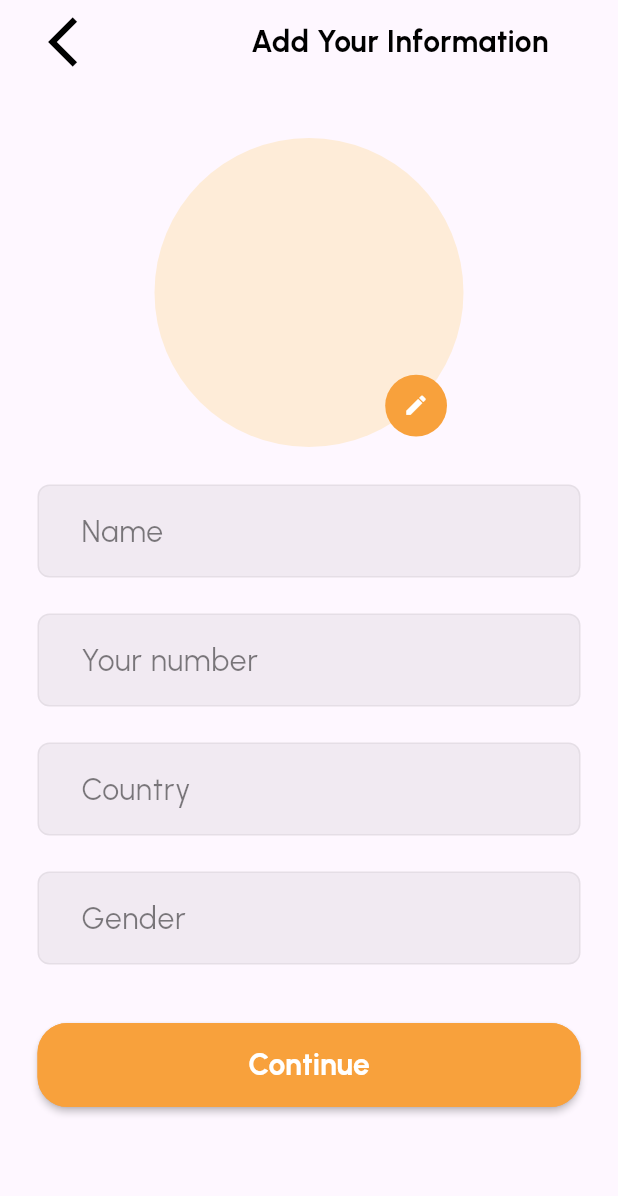
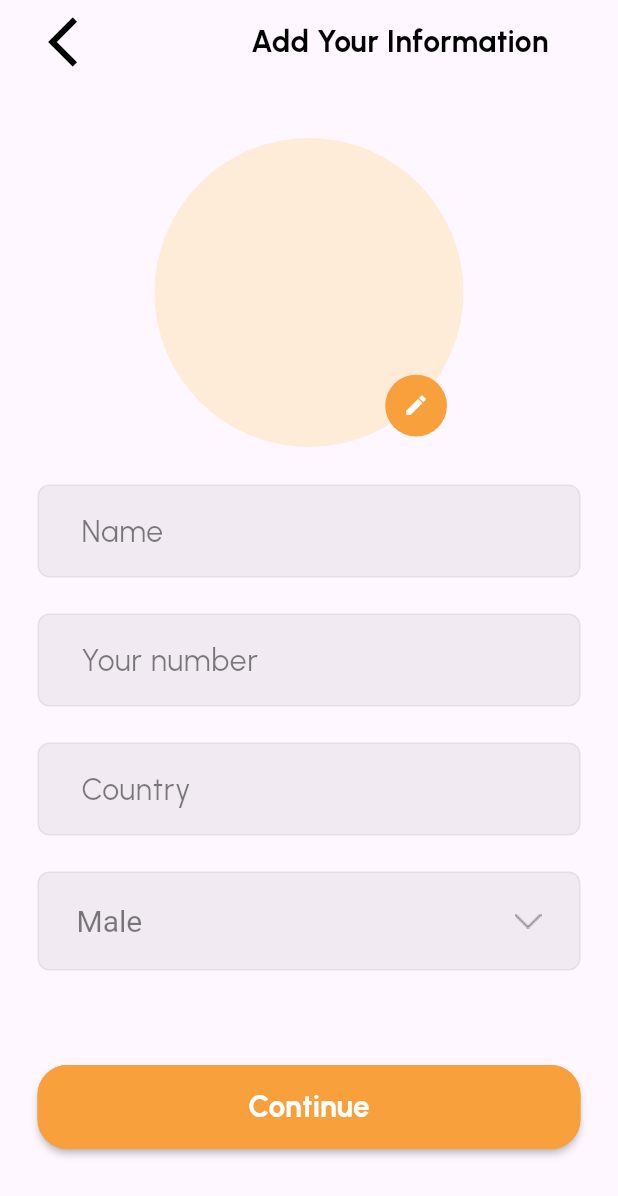
Before and after one commit to esraammosaad/booking-hotels, a Flutter app: the AddInformationView screen opened by its route, after a tap on the "edit" icon, on a phone screen of 412 x 824 dp. Shown: the top 1196 px of the screen. Run offline on Flutter 3.47's test engine with Material 2 defaults, Android fonts, the phone set to English and light mode, and no system bars; our stand-ins replace awesome_dialog, bloc, firebase_auth, firebase_core, flutter_bloc, font_awesome_flutter and 6 more; accounts and stored records are empty.

Commit message:
gender dropDown and profile image and match password

```diff
--- a/lib/features/authentication/presentation/views/widgets/add_information_view_body.dart
+++ b/lib/features/authentication/presentation/views/widgets/add_information_view_body.dart
@@ -7,8 +7,15 @@ import '../../../../../core/utils/styles.dart';
 import 'custom_add_photo_widget.dart';
 import 'custom_app_bar.dart';
 
-class AddInformationViewBody extends StatelessWidget {
+class AddInformationViewBody extends StatefulWidget {
   const AddInformationViewBody({Key? key}) : super(key: key);
+
+  @override
+  State<AddInformationViewBody> createState() => _AddInformationViewBodyState();
+}
+
+class _AddInformationViewBodyState extends State<AddInformationViewBody> {
+  var selectedGender = "Male";
 
   @override
   Widget build(BuildContext context) {
@@ -27,6 +34,12 @@ class AddInformationViewBody extends StatelessWidget {
                   height: 25,
                 ),
                 CustomTextFormField(
+                  validator: (value) {
+                    if (value!.isEmpty) {
+                      return 'Name must not be empty';
+                    }
+                    return null;
+                  },
                   obscureText: false,
                   keyboardType: TextInputType.text,
                   textInputAction: TextInputAction.next,
@@ -37,6 +50,12 @@ class AddInformationViewBody extends StatelessWidget {
                   height: 24,
                 ),
                 CustomTextFormField(
+                  validator: (value) {
+                    if (value!.isEmpty) {
+                      return 'Phone number must not be empty';
+                    }
+                    return null;
+                  },
                   obscureText: false,
                   keyboardType: TextInputType.phone,
                   textInputAction: TextInputAction.next,
@@ -47,6 +66,12 @@ class AddInformationViewBody extends StatelessWidget {
                   height: 24,
                 ),
                 CustomTextFormField(
+                  validator: (value) {
+                    if (value!.isEmpty) {
+                      return 'Country must not be empty';
+                    }
+                    return null;
+                  },
                   obscureText: false,
                   keyboardType: TextInputType.text,
                   textInputAction: TextInputAction.next,
@@ -56,13 +81,66 @@ class AddInformationViewBody extends StatelessWidget {
                 const SizedBox(
                   height: 24,
                 ),
-                CustomTextFormField(
-                  obscureText: false,
-                  keyboardType: TextInputType.text,
-                  textInputAction: TextInputAction.done,
-                  hintText: 'Gender',
-                  onSave: (value) {},
+                Container(
+                  decoration: BoxDecoration(
+                    color: kFieldColor,
+                    borderRadius: BorderRadius.circular(8),
+                    border: Border.all(
+                      color: const Color(0x0D000000),
+                    ),
+                  ),
+                  width: double.infinity,
+                  margin: const EdgeInsets.symmetric(horizontal: 25.0),
+                  child: DropdownButton(
+                      style: Styles.textStyle20.copyWith(
+                        color: const Color(0x80000000),
+                        fontWeight: FontWeight.w400,
+                      ),
+                      underline: const Text(""),
+                      icon: Image.asset(
+                        "assets/icons/dropDownIcon.png",
+                        color: const Color(0x80000000),
+                      ),
+                      isExpanded: true,
+                      borderRadius: BorderRadius.circular(8),
+                      padding: const EdgeInsets.only(
+                          top: 8, bottom: 8, left: 25, right: 25),
+                      hint: Text(
+                        "Gender",
+                        style: Styles.textStyle20.copyWith(
+                          color: const Color(0x80000000),
+                          fontWeight: FontWeight.w400,
+                        ),
+                      ),
+                      items: ["Male", "Female"]
+                          .map((e) => DropdownMenuItem(
+                                value: e,
+                                child: Text(e.toString()),
+                              ))
+                          .toList(),
+                      onChanged: (value) {
+                        setState(() {
+                          selectedGender = value!;
+                        });
+                      },
+                      value: selectedGender),
                 ),
+                const SizedBox(
+                  height: 24,
+                ),
+                // CustomTextFormField(
+                //   validator: (value) {
+                //     if (value!.isEmpty) {
+                //       return 'Gender must not be empty';
+                //     }
+                //     return null;
+                //   },
+                //   obscureText: false,
+                //   keyboardType: TextInputType.text,
+                //   textInputAction: TextInputAction.done,
+                //   hintText: 'Gender',
+                //   onSave: (value) {},
+                // ),
                 const SizedBox(
                   height: 39,
                 ),
--- a/lib/features/authentication/presentation/views/widgets/custom_add_photo_widget.dart
+++ b/lib/features/authentication/presentation/views/widgets/custom_add_photo_widget.dart
@@ -1,10 +1,30 @@
+import 'dart:io';
 import 'package:flutter/material.dart';
+import 'package:image_picker/image_picker.dart';
 import '../../../../../constants.dart';
 
-class CustomAddPhotoWidget extends StatelessWidget {
+class CustomAddPhotoWidget extends StatefulWidget {
   const CustomAddPhotoWidget({
     super.key,
   });
+
+  @override
+  State<CustomAddPhotoWidget> createState() => _CustomAddPhotoWidgetState();
+}
+
+class _CustomAddPhotoWidgetState extends State<CustomAddPhotoWidget> {
+  File? image;
+
+  getImage() async {
+    final ImagePicker imagePicker = ImagePicker();
+    final XFile? pickedImage =
+        await imagePicker.pickImage(source: ImageSource.gallery);
+    if (pickedImage != null) {
+      setState(() {
+        image = File(pickedImage.path);
+      });
+    }
+  }
 
   @override
   Widget build(BuildContext context) {
@@ -14,17 +34,25 @@ class CustomAddPhotoWidget extends StatelessWidget {
         CircleAvatar(
           radius: MediaQuery.of(context).size.width * 0.25,
           backgroundColor: kSecondaryColor,
+          child: image == null
+              ? null
+              : CircleAvatar(
+                  radius: MediaQuery.of(context).size.width * 0.24,
+                  backgroundImage: FileImage(image!),
+                ),
         ),
         Padding(
           padding: const EdgeInsets.only(right: 11.0, bottom: 7),
           child: CircleAvatar(
-              backgroundColor: kPrimaryColor,
-              radius: MediaQuery.of(context).size.width * 0.05,
-              child: IconButton(
-                onPressed: () {},
-                icon: const Icon(Icons.edit,
-                    color: Colors.white, size: 17),
-              )),
+            backgroundColor: kPrimaryColor,
+            radius: MediaQuery.of(context).size.width * 0.05,
+            child: IconButton(
+              onPressed: () async {
+                await getImage();
+              },
+              icon: const Icon(Icons.edit, color: Colors.white, size: 17),
+            ),
+          ),
         )
       ],
     );
--- a/lib/features/authentication/presentation/views/widgets/custom_forget_password_form.dart
+++ b/lib/features/authentication/presentation/views/widgets/custom_forget_password_form.dart
@@ -31,6 +31,12 @@ class _CustomForgetPasswordFormState extends State<CustomForgetPasswordForm> {
             height: 36,
           ),
           CustomTextFormField(
+            validator: (value) {
+              if (value!.isEmpty) {
+                return 'Email address must not be empty';
+              }
+              return null;
+            },
             controller: emailController,
             obscureText: false,
             keyboardType: TextInputType.emailAddress,
--- a/lib/features/authentication/presentation/views/widgets/custom_text_form_field.dart
+++ b/lib/features/authentication/presentation/views/widgets/custom_text_form_field.dart
@@ -10,7 +10,8 @@ class CustomTextFormField extends StatelessWidget {
       required this.keyboardType,
       required this.textInputAction,
       required this.obscureText,
-      this.controller})
+      this.controller,
+      required this.validator})
       : super(key: key);
 
   final String hintText;
@@ -19,6 +20,7 @@ class CustomTextFormField extends StatelessWidget {
   final bool obscureText;
   final void Function(String?) onSave;
   final TextEditingController? controller;
+  final String? Function(String?) validator;
 
   @override
   Widget build(BuildContext context) {
@@ -31,12 +33,7 @@ class CustomTextFormField extends StatelessWidget {
         onSaved: onSave,
         keyboardType: keyboardType,
         textInputAction: textInputAction,
-        validator: (value) {
-          if (value!.isEmpty) {
-            return 'please enter a valid value';
-          }
-          return null;
-        },
+        validator: validator,
         decoration: InputDecoration(
           contentPadding: const EdgeInsets.only(top: 16, bottom: 16, left: 25),
           hintText: hintText,
--- a/pubspec.yaml
+++ b/pubspec.yaml
@@ -47,6 +47,7 @@ dependencies:
   google_sign_in: ^6.1.5
   flutter_facebook_auth: ^6.0.2
   awesome_dialog: ^3.1.0
+  image_picker: ^1.0.4
 
 dev_dependencies:
   flutter_test:
@@ -73,6 +74,7 @@ flutter:
   # To add assets to your application, add an assets section, like this:
   assets:
     - assets/images/
+    - assets/icons/
   #   - images/a_dot_ham.jpeg
 
   # An image asset can refer to one or more resolution-specific "variants", see
```
Also changed, not shown: lib/features/authentication/presentation/views/widgets/custom_new_password_form.dart (+21 -1 lines), lib/features/authentication/presentation/views/widgets/custom_sign_in_form.dart (+12 -0 lines), lib/features/authentication/presentation/views/widgets/custom_sign_up_form.dart (+21 -0 lines), assets/icons/dropDownIcon.png (added), pubspec.lock, 5 other files.
